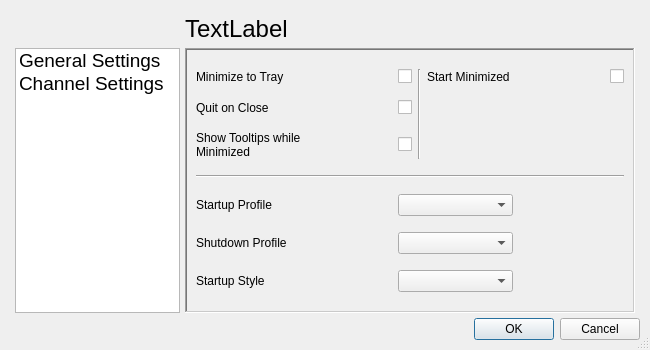
Before: the Qt Designer form gui_preferences.ui in Shub77/phoebetria-code, drawn with Qt 5.
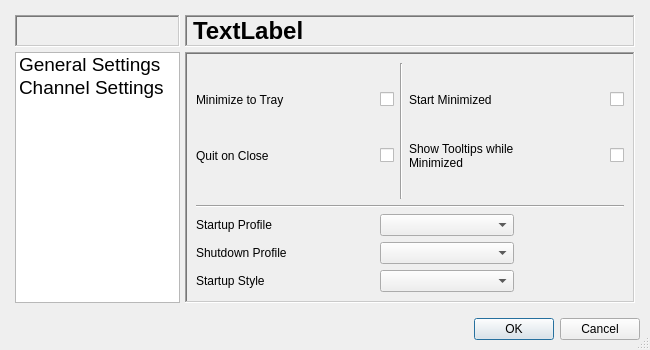
After: the same form once the commit is applied. Icons and pictures are not drawn.

Commit message: Fixed missing icon on menu.

Patch:
```diff
--- a/gui_preferences.ui
+++ b/gui_preferences.ui
@@ -30,9 +30,9 @@
     <number>10</number>
    </property>
    <property name="spacing">
-    <number>0</number>
+    <number>10</number>
    </property>
-   <item row="1" column="0">
+   <item row="2" column="0">
     <widget class="QDialogButtonBox" name="ctrl_actionButtons">
      <property name="minimumSize">
       <size>
@@ -48,7 +48,7 @@
      </property>
     </widget>
    </item>
-   <item row="0" column="0">
+   <item row="1" column="0">
     <layout class="QGridLayout" name="gridLayout_2">
      <property name="margin">
       <number>5</number>
@@ -56,6 +56,24 @@
      <property name="spacing">
       <number>5</number>
      </property>
+     <item row="0" column="0">
+      <widget class="QFrame" name="frame">
+       <property name="frameShape">
+        <enum>QFrame::WinPanel</enum>
+       </property>
+       <property name="frameShadow">
+        <enum>QFrame::Sunken</enum>
+       </property>
+       <layout class="QHBoxLayout" name="horizontalLayout">
+        <property name="spacing">
+         <number>0</number>
+        </property>
+        <property name="margin">
+         <number>5</number>
+        </property>
+       </layout>
+      </widget>
+     </item>
      <item row="1" column="0" alignment="Qt::AlignLeft">
       <widget class="QListWidget" name="ctrl_preferenceTabList">
        <property name="minimumSize">
@@ -95,8 +113,8 @@
          <string>Channel Settings</string>
         </property>
         <property name="icon">
-         <iconset>
-          <normaloff>Images/pref_sliders.png</normaloff>Images/pref_sliders.png</iconset>
+         <iconset resource="gui_resources.qrc">
+          <normaloff>:/Images/pref_sliders.png</normaloff>:/Images/pref_sliders.png</iconset>
         </property>
        </item>
       </widget>
@@ -106,8 +124,16 @@
        <property name="font">
         <font>
          <pointsize>18</pointsize>
+         <weight>75</weight>
+         <bold>true</bold>
         </font>
        </property>
+       <property name="frameShape">
+        <enum>QFrame::WinPanel</enum>
+       </property>
+       <property name="frameShadow">
+        <enum>QFrame::Sunken</enum>
+       </property>
        <property name="text">
         <string>TextLabel</string>
        </property>
@@ -132,54 +158,31 @@
        </property>
        <widget class="QWidget" name="page_generalSettings">
         <layout class="QGridLayout" name="gridLayout_4">
-         <item row="0" column="6">
-          <widget class="QCheckBox" name="ctrl_minimizeOnStart">
-           <property name="sizePolicy">
-            <sizepolicy hsizetype="Fixed" vsizetype="Fixed">
-             <horstretch>0</horstretch>
-             <verstretch>0</verstretch>
-            </sizepolicy>
-           </property>
-           <property name="styleSheet">
-            <string notr="true"/>
-           </property>
-           <property name="text">
-            <string/>
-           </property>
-          </widget>
-         </item>
-         <item row="11" column="2" colspan="3">
+         <item row="13" column="2" colspan="3">
           <widget class="QComboBox" name="ctrl_style"/>
          </item>
-         <item row="9" column="2" colspan="3">
+         <item row="11" column="2" colspan="3">
           <widget class="QComboBox" name="ctrl_startupProfile">
            <property name="styleSheet">
             <string notr="true"/>
            </property>
           </widget>
          </item>
-         <item row="6" column="0" colspan="7">
+         <item row="8" column="0" colspan="7">
           <widget class="Line" name="line">
            <property name="orientation">
             <enum>Qt::Horizontal</enum>
            </property>
           </widget>
          </item>
-         <item row="1" column="0" colspan="2">
-          <widget class="QLabel" name="lbl_quitOnClose">
-           <property name="text">
-            <string>Quit on Close</string>
-           </property>
-          </widget>
-         </item>
-         <item row="11" column="0" colspan="2">
+         <item row="13" column="0" colspan="2">
           <widget class="QLabel" name="lbl_selectStyle">
            <property name="text">
             <string>Startup Style</string>
            </property>
           </widget>
          </item>
-         <item row="10" column="2" colspan="3">
+         <item row="12" column="2" colspan="3">
           <widget class="QComboBox" name="ctrl_shutdownProfile">
            <property name="styleSheet">
             <string notr="true"/>
@@ -189,51 +192,81 @@
            </property>
           </widget>
          </item>
-         <item row="10" column="0" colspan="2">
+         <item row="12" column="0" colspan="2">
           <widget class="QLabel" name="lbl_shutdownProfile">
            <property name="text">
             <string>Shutdown Profile</string>
            </property>
           </widget>
          </item>
-         <item row="0" column="2">
-          <widget class="QCheckBox" name="ctrl_minimizeToTray">
-           <property name="sizePolicy">
-            <sizepolicy hsizetype="Fixed" vsizetype="Fixed">
-             <horstretch>0</horstretch>
-             <verstretch>0</verstretch>
-            </sizepolicy>
-           </property>
-           <property name="styleSheet">
-            <string notr="true"/>
-           </property>
-           <property name="text">
-            <string/>
-           </property>
-          </widget>
-         </item>
-         <item row="0" column="4" colspan="2">
-          <widget class="QLabel" name="lbl_minimizeOnStart">
-           <property name="text">
-            <string>Start Minimized</string>
-           </property>
-          </widget>
-         </item>
-         <item row="0" column="0" colspan="2">
-          <widget class="QLabel" name="lbl_MinimizeToTray">
-           <property name="text">
-            <string>Minimize to Tray</string>
-           </property>
-          </widget>
-         </item>
-         <item row="9" column="0" colspan="2">
+         <item row="11" column="0" colspan="2">
           <widget class="QLabel" name="lbl_startupProfile">
            <property name="text">
             <string>Startup Profile</string>
            </property>
           </widget>
          </item>
+         <item row="0" column="3" rowspan="5">
+          <widget class="Line" name="line_2">
+           <property name="orientation">
+            <enum>Qt::Vertical</enum>
+           </property>
+          </widget>
+         </item>
+         <item row="1" column="0">
+          <widget class="QLabel" name="lbl_MinimizeToTray">
+           <property name="text">
+            <string>Minimize to Tray</string>
+           </property>
+          </widget>
+         </item>
          <item row="1" column="2">
+          <widget class="QCheckBox" name="ctrl_minimizeToTray">
+           <property name="sizePolicy">
+            <sizepolicy hsizetype="Fixed" vsizetype="Fixed">
+             <horstretch>0</horstretch>
+             <verstretch>0</verstretch>
+            </sizepolicy>
+           </property>
+           <property name="styleSheet">
+            <string notr="true"/>
+           </property>
+           <property name="text">
+            <string/>
+           </property>
+          </widget>
+         </item>
+         <item row="1" column="4">
+          <widget class="QLabel" name="lbl_minimizeOnStart">
+           <property name="text">
+            <string>Start Minimized</string>
+           </property>
+          </widget>
+         </item>
+         <item row="1" column="6">
+          <widget class="QCheckBox" name="ctrl_minimizeOnStart">
+           <property name="sizePolicy">
+            <sizepolicy hsizetype="Fixed" vsizetype="Fixed">
+             <horstretch>0</horstretch>
+             <verstretch>0</verstretch>
+            </sizepolicy>
+           </property>
+           <property name="styleSheet">
+            <string notr="true"/>
+           </property>
+           <property name="text">
+            <string/>
+           </property>
+          </widget>
+         </item>
+         <item row="3" column="0">
+          <widget class="QLabel" name="lbl_quitOnClose">
+           <property name="text">
+            <string>Quit on Close</string>
+           </property>
+          </widget>
+         </item>
+         <item row="3" column="2">
           <widget class="QCheckBox" name="ctrl_quitOnClose">
            <property name="sizePolicy">
             <sizepolicy hsizetype="Fixed" vsizetype="Fixed">
@@ -249,7 +282,7 @@
            </property>
           </widget>
          </item>
-         <item row="2" column="0">
+         <item row="3" column="4">
           <widget class="QLabel" name="lbl_ShowTooltipOnMinimize">
            <property name="text">
             <string>Show Tooltips while Minimized</string>
@@ -259,7 +292,7 @@
            </property>
           </widget>
          </item>
-         <item row="2" column="2">
+         <item row="3" column="6">
           <widget class="QCheckBox" name="ctrl_showTooltipOnMinimize">
            <property name="sizePolicy">
             <sizepolicy hsizetype="Fixed" vsizetype="Fixed">
@@ -275,13 +308,6 @@
            </property>
           </widget>
          </item>
-         <item row="0" column="3" rowspan="3">
-          <widget class="Line" name="line_2">
-           <property name="orientation">
-            <enum>Qt::Vertical</enum>
-           </property>
-          </widget>
-         </item>
         </layout>
        </widget>
        <widget class="QWidget" name="page_channelSettings">
```
